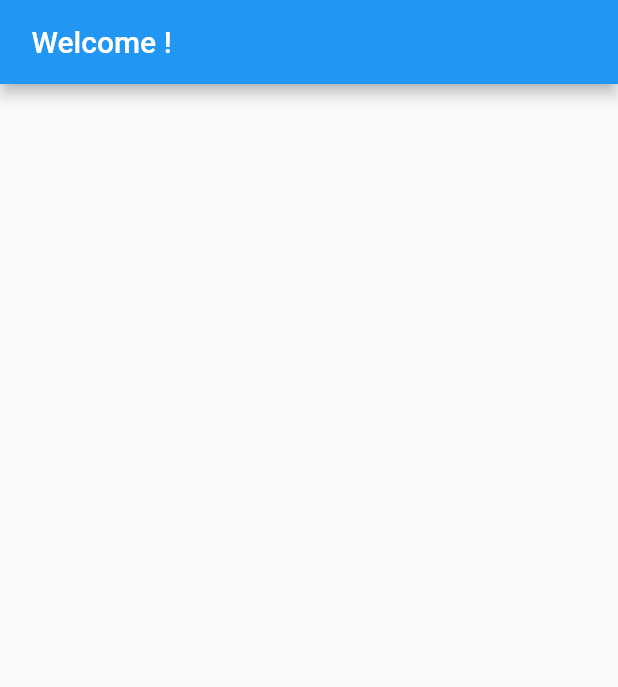
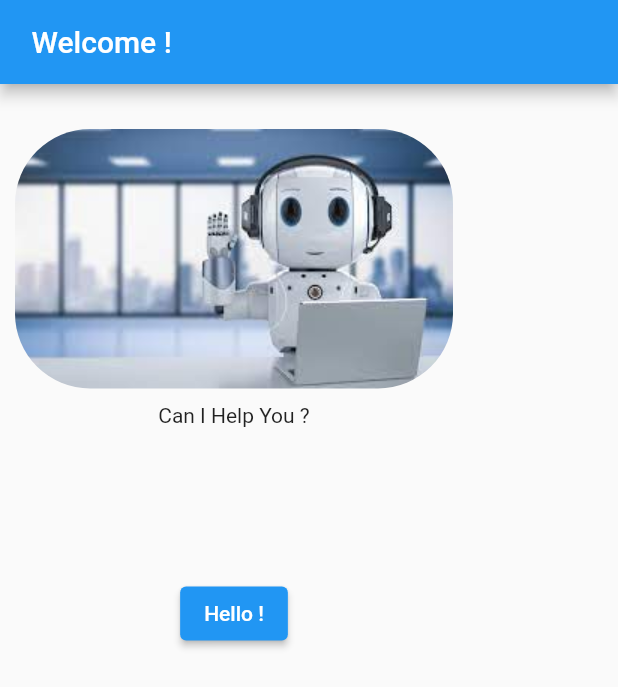
Before and after one commit to Baaav23/cchatgpt, a Flutter app: the screen it shows after launch, on a phone screen of 412 x 824 dp. Shown: the top 687 px of the screen. Run offline on Flutter 3.47's test engine with Material 2 defaults, Android fonts, the phone set to English and light mode, and no system bars.

Commit message:
create design

```diff
--- a/lib/welcom.dart
+++ b/lib/welcom.dart
@@ -16,6 +16,33 @@ class _WelcomeState extends State<Welcome> {
           " Welcome !",
         ),
       ),
+      body: Column(
+        children: [
+          const SizedBox(
+            height: 20,
+          ),
+          Container(
+            padding: const EdgeInsets.all(10),
+            child: ClipRRect(
+              borderRadius: BorderRadius.circular(50),
+              child: Image.asset("lib/image/imgBot.jpg"),
+            ),
+          ),
+          Column(
+            children: [
+              const Padding(padding: EdgeInsets.symmetric(horizontal: 20)),
+              const Text("Can I Help You ?"),
+              const SizedBox(
+                height: 100,
+              ),
+              ElevatedButton(
+                onPressed: () {},
+                child: const Text("Hello !"),
+              )
+            ],
+          ),
+        ],
+      ),
     );
   }
 }
```
